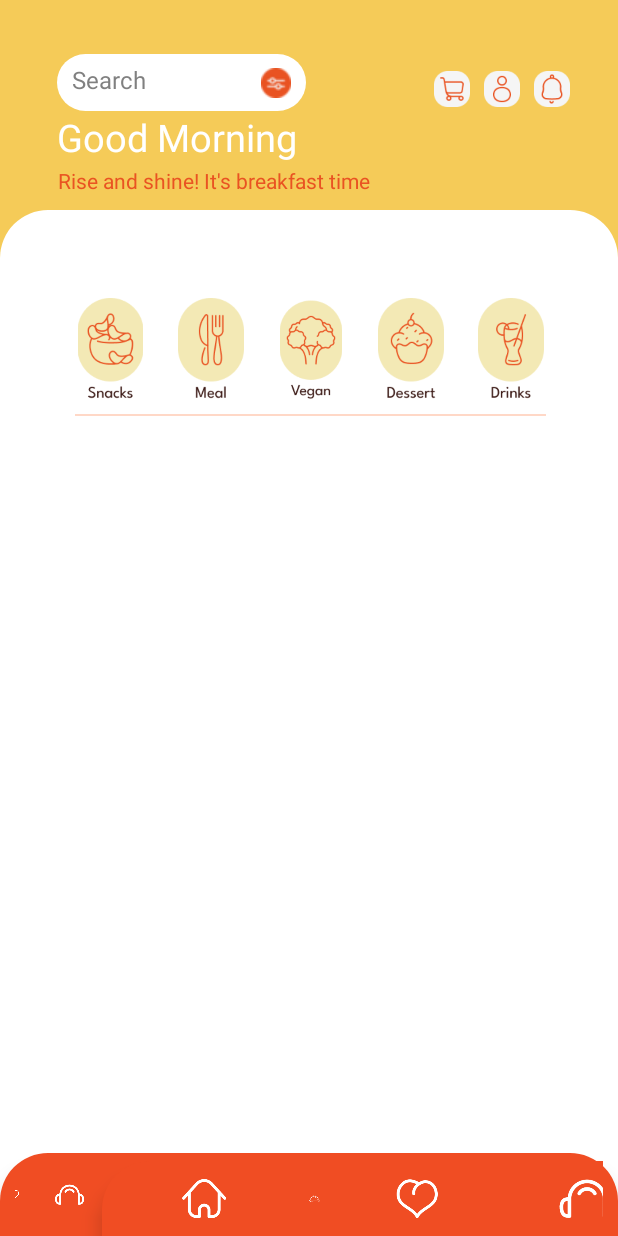
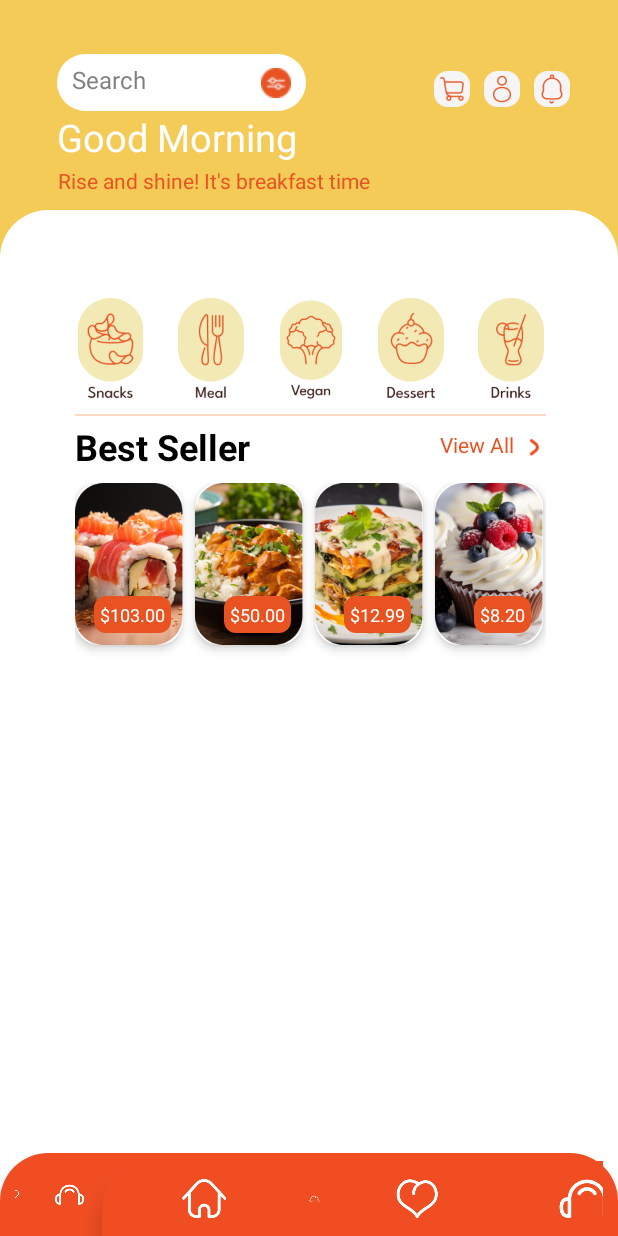
Before and after one commit to VectorVanguard/figmaProject, an Android app: the ForgetPasswordActivity screen opened directly, with no data from a screen before it, after a tap on "Home", on a phone screen of 412 x 824 dp. Run offline under Robolectric (Android 15) with nearby library versions, the phone set to English and light mode, and no system bars; our stand-ins replace Room's generated code; Roboto replaces fonts that are not available here.

Commit message:
Добавил таблицы для блюд. Сделал Best Seller блюда.

```diff
--- a/app/src/main/java/com/example/projectfigma/Activity/HomeActivity.kt
+++ b/app/src/main/java/com/example/projectfigma/Activity/HomeActivity.kt
@@ -1,16 +1,40 @@
 package com.example.projectfigma.Activity
 
 import android.os.Bundle
+import android.widget.Toast
 import androidx.appcompat.app.AppCompatActivity
+import androidx.recyclerview.widget.LinearLayoutManager
+import androidx.recyclerview.widget.RecyclerView
+import com.example.projectfigma.Adapters.BestSellerAdapter
+import com.example.projectfigma.DAO.BestSellerDao
+import com.example.projectfigma.DataBase.DataBase
+import com.example.projectfigma.Entites.BestSeller
 import com.example.projectfigma.Fragments.BottomPanelFragment
 import com.example.projectfigma.Fragments.FoodCategoryFragment
 import com.example.projectfigma.R
 
 class HomeActivity : AppCompatActivity() {
 
+    private lateinit var adapter: BestSellerAdapter
+    private lateinit var dao: BestSellerDao
+
     override fun onCreate(savedInstanceState: Bundle?) {
         super.onCreate(savedInstanceState)
         setContentView(R.layout.activity_home)
+
+        val dataBase = DataBase.getDb(this)
+        dao = dataBase.getBestSellerDao()
+
+
+
+        val items = dao.getAll()
+
+        val rv = findViewById<RecyclerView>(R.id.rvBestSellers)
+        rv.layoutManager = LinearLayoutManager(this, LinearLayoutManager.HORIZONTAL, false)
+        adapter = BestSellerAdapter(items) { item ->
+            Toast.makeText(this, "Clicked: ${item.price}", Toast.LENGTH_SHORT).show()
+        }
+        rv.adapter = adapter
 
         supportFragmentManager.beginTransaction()
             .replace(R.id.buttonPanel, BottomPanelFragment())
--- /dev/null
+++ b/app/src/main/java/com/example/projectfigma/Adapters/BestSellerAdapter.kt
@@ -0,0 +1,44 @@
+package com.example.projectfigma.Adapters
+
+import android.view.LayoutInflater
+import android.view.View
+import android.view.ViewGroup
+import android.widget.ImageView
+import android.widget.TextView
+import androidx.recyclerview.widget.RecyclerView
+import com.bumptech.glide.Glide
+import com.example.projectfigma.Entites.BestSeller
+import com.example.projectfigma.R
+
+class BestSellerAdapter(
+    private val items: List<BestSeller>,
+    private val onClick: (BestSeller) -> Unit
+) : RecyclerView.Adapter<BestSellerAdapter.VH>() {
+
+    inner class VH(view: View) : RecyclerView.ViewHolder(view) {
+        private val ivFood: ImageView = view.findViewById(R.id.ivFood)
+        private val tvPrice: TextView = view.findViewById(R.id.tvPrice)
+
+        fun bind(item: BestSeller) {
+            tvPrice.text = String.format("$%.2f", item.price)
+            Glide.with(ivFood.context)
+                .load(item.imageUri)
+                .centerCrop()
+                .into(ivFood)
+
+            itemView.setOnClickListener { onClick(item) }
+        }
+    }
+
+    override fun onCreateViewHolder(parent: ViewGroup, viewType: Int): VH {
+        val v = LayoutInflater.from(parent.context)
+            .inflate(R.layout.item_best_seller, parent, false)
+        return VH(v)
+    }
+
+    override fun onBindViewHolder(holder: VH, position: Int) {
+        holder.bind(items[position])
+    }
+
+    override fun getItemCount() = items.size
+}
--- /dev/null
+++ b/app/src/main/java/com/example/projectfigma/DAO/BestSellerDao.kt
@@ -0,0 +1,21 @@
+package com.example.projectfigma.DAO
+
+import androidx.room.Dao
+import androidx.room.Insert
+import androidx.room.OnConflictStrategy
+import androidx.room.Query
+import com.example.projectfigma.Entites.BestSeller
+
+@Dao
+interface BestSellerDao {
+    @Query("SELECT * FROM best_seller")
+    fun getAll(): List<BestSeller>
+
+    // Вставить один объект
+    @Insert(onConflict = OnConflictStrategy.REPLACE)
+    suspend fun insert(item: BestSeller)
+
+    // Вставить список объектов
+    @Insert(onConflict = OnConflictStrategy.REPLACE)
+    fun insertAll(items: List<BestSeller>)
+}
--- a/app/src/main/java/com/example/projectfigma/DataBase/DataBase.kt
+++ b/app/src/main/java/com/example/projectfigma/DataBase/DataBase.kt
@@ -5,27 +5,70 @@ import androidx.room.Database
 import androidx.room.Room
 import androidx.room.RoomDatabase
 import androidx.room.TypeConverters
+import androidx.sqlite.db.SupportSQLiteDatabase
+import com.example.projectfigma.DAO.BestSellerDao
 import com.example.projectfigma.DAO.UserDao
+import com.example.projectfigma.Entites.BestSeller
 import com.example.projectfigma.Entites.User
+import com.example.projectfigma.R
 import com.example.projectfigma.Util.Converters
+import java.util.concurrent.Executors
+import kotlin.coroutines.coroutineContext
 
-@Database (entities = [User::class], version = 1)
+@Database (entities = [User::class, BestSeller::class], version = 2)
 @TypeConverters(Converters::class)
 abstract class DataBase : RoomDatabase() {
 
     abstract fun getUserDao() : UserDao
+    abstract fun getBestSellerDao(): BestSellerDao
 
     companion object {
         @Volatile
         private var INSTANCE: DataBase? = null
 
+        private val IO_EXECUTOR = Executors.newSingleThreadExecutor()
+        fun ioThread(f: () -> Unit) = IO_EXECUTOR.execute(f)
+
         fun getDb(context: Context): DataBase {
+            val appContext = context.applicationContext
+            val packageName = appContext.packageName
+
             return INSTANCE ?: synchronized(this) {
                 val instance = Room.databaseBuilder(
                     context.applicationContext,
                     DataBase::class.java,
                     "app_database"
-                ).build()
+                )
+                    .addCallback(object : RoomDatabase.Callback() {
+                        override fun onCreate(db: SupportSQLiteDatabase) {
+                            super.onCreate(db)
+                            ioThread {
+                                getDb(appContext)
+                                    .getBestSellerDao().insertAll(
+                                    listOf(
+                                        BestSeller(
+                                            imageUri = "android.resource://$packageName/${R.drawable.best_seller_card_1}",
+                                            price = 103.0
+                                        ),
+                                        BestSeller(
+                                            imageUri = "android.resource://$packageName/${R.drawable.best_seller_card_2}",
+                                            price = 50.0
+                                        ),
+                                        BestSeller(
+                                            imageUri = "android.resource://$packageName/${R.drawable.best_seller_card_3}",
+                                            price = 12.99
+                                        ),
+                                        BestSeller(
+                                            imageUri = "android.resource://$packageName/${R.drawable.best_seller_card_4}",
+                                            price = 8.20
+                                        )
+                                    )
+                                )
+                            }
+                        }
+                    })
+                    .allowMainThreadQueries()
+                    .build()
                 INSTANCE = instance
                 instance
             }
--- /dev/null
+++ b/app/src/main/java/com/example/projectfigma/Entites/BestSeller.kt
@@ -0,0 +1,11 @@
+package com.example.projectfigma.Entites
+
+import androidx.room.Entity
+import androidx.room.PrimaryKey
+
+@Entity(tableName = "best_seller")
+data class BestSeller(
+    @PrimaryKey(autoGenerate = true) val id: Long = 0,
+    val imageUri: String,
+    val price: Double
+)
--- /dev/null
+++ b/app/src/main/java/com/example/projectfigma/Fragments/BestSeller.kt
@@ -0,0 +1,29 @@
+package com.example.projectfigma.Fragments
+
+import android.os.Bundle
+import androidx.fragment.app.Fragment
+import android.view.LayoutInflater
+import android.view.View
+import android.view.ViewGroup
+import com.example.projectfigma.R
+import com.example.projectfigma.databinding.FragmentBestSellerBinding
+import com.example.projectfigma.databinding.FragmentDividingLineBinding
+
+class BestSeller : Fragment() {
+
+    private var _binding: FragmentBestSellerBinding? = null
+    private val binding get() = _binding!!
+
+    override fun onCreate(savedInstanceState: Bundle?) {
+        super.onCreate(savedInstanceState)
+    }
+
+    override fun onCreateView(
+        inflater: LayoutInflater,
+        container: ViewGroup?,
+        savedInstanceState: Bundle?
+    ): View {
+        _binding = FragmentBestSellerBinding.inflate(inflater,  container, false)
+        return binding.root
+    }
+}
--- /dev/null
+++ b/app/src/main/res/drawable/bg_price_tag.xml
@@ -0,0 +1,5 @@
+<?xml version="1.0" encoding="utf-8"?>
+<shape xmlns:android="http://schemas.android.com/apk/res/android" android:shape="rectangle">
+    <solid android:color="@color/organe"/>
+    <corners android:radius="8dp"/>
+</shape>
--- a/app/src/main/res/layout/activity_home.xml
+++ b/app/src/main/res/layout/activity_home.xml
@@ -128,16 +128,16 @@
                 android:name="com.example.projectfigma.Fragments.FoodCategoryFragment"
                 android:layout_width="match_parent"
                 android:layout_height="match_parent"
-                tools:layout="@layout/fragment_food_category_card" />
+                tools:layout="@layout/fragment_food_category_card"
+                />
 
         </FrameLayout>
 
         <FrameLayout
             android:id="@+id/dividingLine"
             android:layout_width="match_parent"
-            android:layout_height="25dp"
+            android:layout_height="15dp"
             android:paddingTop="10dp"
-
             app:layout_constraintEnd_toEndOf="parent"
             app:layout_constraintStart_toStartOf="parent"
             app:layout_constraintTop_toBottomOf="@+id/food_category_frame">
@@ -148,6 +148,25 @@
                 android:layout_width="match_parent"
                 android:layout_height="match_parent"
                 tools:layout="@layout/fragment_dividing_line" />
+
+        </FrameLayout>
+
+        <FrameLayout
+            android:layout_width="match_parent"
+            android:layout_height="160dp"
+            app:layout_constraintBottom_toBottomOf="parent"
+            app:layout_constraintEnd_toEndOf="parent"
+            app:layout_constraintHorizontal_bias="0.0"
+            app:layout_constraintStart_toStartOf="parent"
+            app:layout_constraintTop_toBottomOf="@+id/dividingLine"
+            app:layout_constraintVertical_bias="0.0">
+
+            <fragment
+                android:id="@+id/bestSellerFragment"
+                android:name="com.example.projectfigma.Fragments.BestSeller"
+                android:layout_width="match_parent"
+                android:layout_height="wrap_content"
+                tools:layout="@layout/fragment_best_seller" />
 
         </FrameLayout>
 
--- /dev/null
+++ b/app/src/main/res/layout/fragment_best_seller.xml
@@ -0,0 +1,59 @@
+<?xml version="1.0" encoding="utf-8"?>
+<LinearLayout
+    xmlns:android="http://schemas.android.com/apk/res/android"
+    xmlns:app="http://schemas.android.com/apk/res-auto"
+    xmlns:tools="http://schemas.android.com/tools"
+    android:orientation="vertical"
+    android:layout_width="match_parent"
+    android:layout_height="match_parent">
+
+    <androidx.constraintlayout.widget.ConstraintLayout
+        android:layout_width="match_parent"
+        android:layout_height="wrap_content">
+
+        <TextView
+            android:id="@+id/tvTitle"
+            android:layout_width="wrap_content"
+            android:layout_height="wrap_content"
+            android:text="Best Seller"
+            android:textColor="@color/black"
+            android:textSize="24sp"
+            android:textStyle="bold"
+            app:layout_constraintBottom_toBottomOf="parent"
+            app:layout_constraintStart_toStartOf="parent"
+            app:layout_constraintTop_toTopOf="parent" />
+
+        <TextView
+            android:id="@+id/tvViewAll"
+            android:layout_width="59dp"
+            android:layout_height="22dp"
+            android:text="View All"
+            android:textColor="@color/organe"
+            android:textSize="14sp"
+            app:layout_constraintBottom_toBottomOf="parent"
+            app:layout_constraintEnd_toStartOf="@+id/exitArrow"
+            app:layout_constraintHorizontal_bias="1.0"
+            app:layout_constraintStart_toEndOf="@+id/tvTitle"
+            app:layout_constraintTop_toTopOf="parent" />
+
+        <ImageView
+            android:id="@+id/exitArrow"
+            android:layout_width="7dp"
+            android:layout_height="13dp"
+            android:layout_marginEnd="4dp"
+            android:scaleType="centerCrop"
+            android:src="@drawable/arrow_best_seller"
+            app:layout_constraintBottom_toBottomOf="parent"
+            app:layout_constraintEnd_toEndOf="parent"
+            app:layout_constraintTop_toTopOf="parent"
+            app:layout_constraintVertical_bias="0.526" />
+    </androidx.constraintlayout.widget.ConstraintLayout>
+
+    <!-- Горизонтальный список -->
+    <androidx.recyclerview.widget.RecyclerView
+        android:id="@+id/rvBestSellers"
+        android:layout_width="match_parent"
+        android:layout_height="200dp"
+        android:layout_marginTop="8dp"
+        android:clipToPadding="false"/>
+</LinearLayout>
--- /dev/null
+++ b/app/src/main/res/layout/item_best_seller.xml
@@ -0,0 +1,31 @@
+<androidx.cardview.widget.CardView
+    xmlns:android="http://schemas.android.com/apk/res/android"
+    xmlns:card_view="http://schemas.android.com/apk/res-auto"
+    android:layout_width="72dp"
+    android:layout_height="108dp"
+    android:layout_marginEnd="8dp"
+    card_view:cardCornerRadius="16dp"
+    card_view:cardElevation="4dp">
+
+    <FrameLayout
+        android:layout_width="match_parent"
+        android:layout_height="match_parent">
+
+        <ImageView
+            android:id="@+id/ivFood"
+            android:layout_width="match_parent"
+            android:layout_height="match_parent"
+            android:scaleType="centerCrop"/>
+
+        <TextView
+            android:id="@+id/tvPrice"
+            android:layout_width="wrap_content"
+            android:layout_height="wrap_content"
+            android:padding="4dp"
+            android:background="@drawable/bg_price_tag"
+            android:textColor="@android:color/white"
+            android:textSize="12sp"
+            android:layout_gravity="bottom|end"
+            android:layout_margin="8dp"/>
+    </FrameLayout>
+</androidx.cardview.widget.CardView>
```
Also changed, not shown: app/build.gradle.kts (+8 -0 lines), app/src/main/res/drawable/arrow_best_seller.png (added), app/src/main/res/drawable/best_seller_card_1.png (added), app/src/main/res/drawable/best_seller_card_2.png (added), app/src/main/res/drawable/best_seller_card_3.png (added), app/src/main/res/drawable/best_seller_card_4.png (added).
